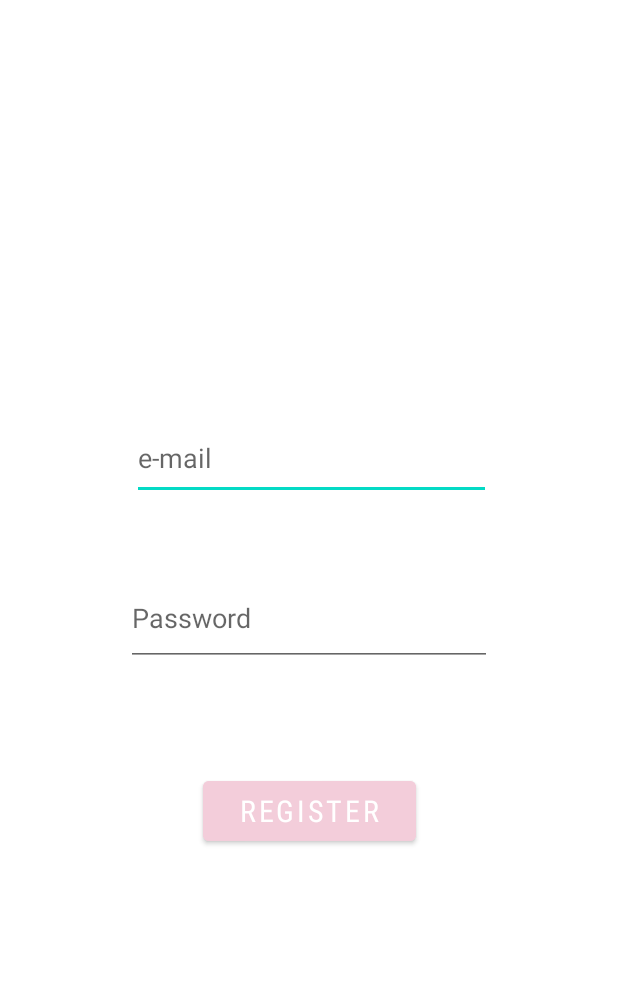
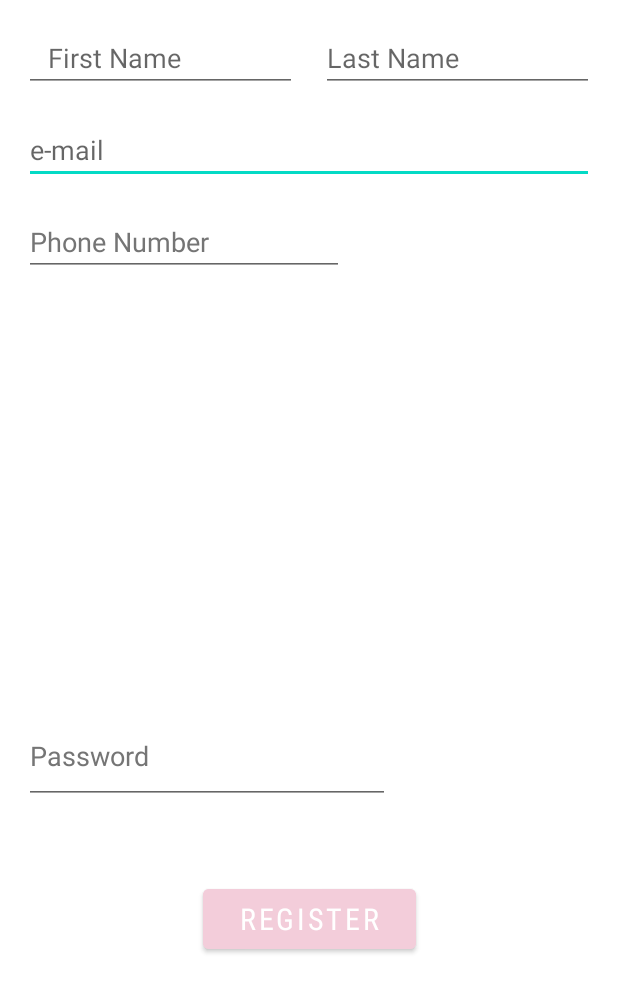
Before and after one commit to appeldaniel1998/ABM, an Android app: the LogReg_RegisterActivity screen opened directly, with no data from a screen before it, on a phone screen of 412 x 824 dp. Shown: the top 992 px of the screen. Run offline under Robolectric (Android 15) with nearby library versions, the phone set to English and light mode, and no system bars; our stand-ins replace Firebase (no records; nobody signed in at launch, a user with empty details on screens opened directly).

Commit message:
started work on Register screen

```diff
--- a/app/src/main/res/layout/activity_logreg_log_in.xml
+++ b/app/src/main/res/layout/activity_logreg_log_in.xml
@@ -15,6 +15,7 @@
         android:ems="10"
         android:hint="@string/e_mail"
         android:inputType="textEmailAddress"
+        android:textColorHint="#757575"
         app:layout_constraintBottom_toTopOf="@+id/password"
         app:layout_constraintEnd_toEndOf="parent"
         app:layout_constraintHorizontal_bias="0.493"
@@ -30,6 +31,7 @@
         android:ems="10"
         android:hint="@string/password"
         android:inputType="textPassword"
+        android:textColorHint="#757575"
         app:layout_constraintBottom_toBottomOf="parent"
         app:layout_constraintEnd_toEndOf="parent"
         app:layout_constraintStart_toStartOf="parent"
--- a/app/src/main/res/layout/activity_logreg_register.xml
+++ b/app/src/main/res/layout/activity_logreg_register.xml
@@ -6,22 +6,20 @@
     android:layout_height="match_parent"
     tools:context=".LoginAndRegistration.LogReg_RegisterActivity">
 
-    <EditText
+    <com.google.android.material.textfield.TextInputEditText
         android:id="@+id/email"
-        android:layout_width="239dp"
-        android:layout_height="56dp"
+        android:layout_width="match_parent"
+        android:layout_height="wrap_content"
+        android:layout_marginStart="16dp"
+        android:layout_marginTop="16dp"
+        android:layout_marginEnd="16dp"
         android:autofillHints="emailAddress"
-        android:backgroundTintMode="src_atop"
         android:ems="10"
-        android:foregroundTintMode="screen"
         android:hint="@string/e_mail"
         android:inputType="textEmailAddress"
-        app:layout_constraintBottom_toTopOf="@+id/password"
         app:layout_constraintEnd_toEndOf="parent"
-        app:layout_constraintHorizontal_bias="0.511"
         app:layout_constraintStart_toStartOf="parent"
-        app:layout_constraintTop_toTopOf="parent"
-        app:layout_constraintVertical_bias="0.856" />
+        app:layout_constraintTop_toBottomOf="@+id/linearLayout" />
 
     <EditText
         android:id="@+id/password"
@@ -31,10 +29,12 @@
         android:ems="10"
         android:hint="@string/password"
         android:inputType="textPassword"
+        android:textColorHint="#757575"
         app:layout_constraintBottom_toBottomOf="parent"
         app:layout_constraintEnd_toEndOf="parent"
+        app:layout_constraintHorizontal_bias="0.095"
         app:layout_constraintStart_toStartOf="parent"
-        app:layout_constraintTop_toTopOf="parent" />
+        app:layout_constraintTop_toBottomOf="@+id/phoneNumber" />
 
     <Button
         android:id="@+id/registerButton"
@@ -49,4 +49,57 @@
         app:layout_constraintStart_toStartOf="parent"
         app:layout_constraintTop_toBottomOf="@+id/password"
         app:layout_constraintVertical_bias="0.215" />
+
+    <LinearLayout
+        android:id="@+id/linearLayout"
+        android:layout_width="match_parent"
+        android:layout_height="wrap_content"
+        android:layout_marginStart="16dp"
+        android:layout_marginTop="16dp"
+        android:layout_marginEnd="16dp"
+        android:orientation="horizontal"
+        android:weightSum="100"
+        app:layout_constraintEnd_toEndOf="parent"
+        app:layout_constraintStart_toStartOf="parent"
+        app:layout_constraintTop_toTopOf="parent">
+
+        <EditText
+            android:id="@+id/firstName"
+            android:layout_width="0dp"
+            android:layout_height="wrap_content"
+            android:layout_weight="50"
+            android:ems="10"
+            android:hint="First Name"
+            android:inputType="textPersonName"
+            android:paddingStart="16dp"
+            android:paddingEnd="16dp"
+            app:layout_constraintStart_toStartOf="parent"
+            app:layout_constraintTop_toTopOf="parent" />
+
+        <EditText
+            android:id="@+id/lastName"
+            android:layout_width="0dp"
+            android:layout_height="wrap_content"
+            android:layout_marginStart="16dp"
+            android:layout_weight="50"
+            android:ems="10"
+            android:hint="Last Name"
+            android:inputType="textPersonName"
+            tools:layout_editor_absoluteX="50dp"
+            tools:layout_editor_absoluteY="188dp" />
+    </LinearLayout>
+
+
+    <EditText
+        android:id="@+id/phoneNumber"
+        android:layout_width="wrap_content"
+        android:layout_height="wrap_content"
+        android:layout_marginStart="16dp"
+        android:layout_marginTop="16dp"
+        android:ems="10"
+        android:hint="Phone Number"
+        android:inputType="phone"
+        android:textColorHint="#757575"
+        app:layout_constraintStart_toStartOf="parent"
+        app:layout_constraintTop_toBottomOf="@+id/email" />
 </androidx.constraintlayout.widget.ConstraintLayout>
--- a/app/src/main/res/values/strings.xml
+++ b/app/src/main/res/values/strings.xml
@@ -1,9 +1,5 @@
 <resources>
     <string name="app_name">ABM</string>
-    <string name="e_mail">e-mail</string>
-    <string name="register">Register</string>
-    <string name="password">Password</string>
-    <string name="log_in">Log In</string>
 
     <string name="openNavDrawer">Navigation Drawer Open</string>
     <string name="closeNavDrawer">Navigation Drawer Close</string>
--- /dev/null
+++ b/app/src/main/res/values/strings_log_reg.xml
@@ -0,0 +1,7 @@
+<?xml version="1.0" encoding="utf-8"?>
+<resources>
+    <string name="e_mail">e-mail</string>
+    <string name="register">Register</string>
+    <string name="password">Password</string>
+    <string name="log_in">Log In</string>
+</resources>
```
